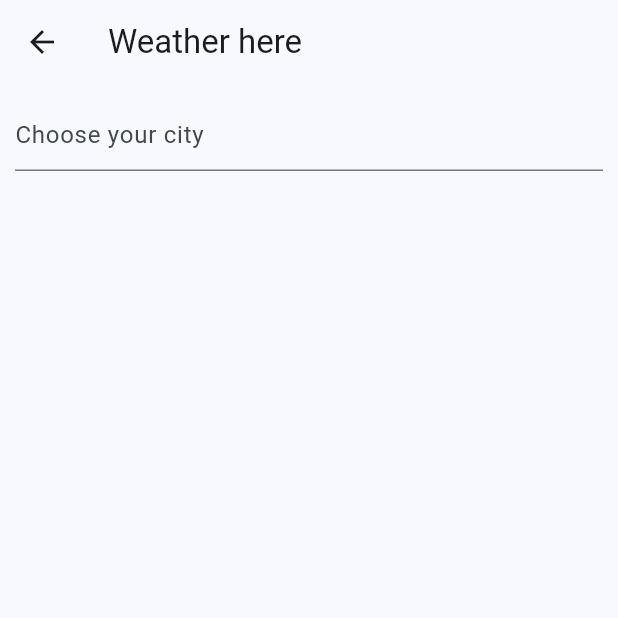
After one commit to renanvolpe/weather-app, a Flutter app: the WeatherPage screen opened by its route, on a phone screen of 412 x 824 dp, the top half of it. The commit adds this screen. Run offline on Flutter 3.47's test engine with Material 3 defaults, Android fonts, the phone set to English and light mode, and no system bars; our stand-ins replace bloc, dartz, dio, equatable, flutter_dotenv, flutter_modular and 2 more; missing offline and left inert: flutter_flavor.

Commit message:
feat: create layers Domain and Data to get weather

```diff
--- a/lib/main.dart
+++ b/lib/main.dart
@@ -1,8 +1,11 @@
 import 'package:flutter/material.dart';
+import 'package:flutter_dotenv/flutter_dotenv.dart';
 import 'package:flutter_modular/flutter_modular.dart';
 import 'package:weather_app/modules/app_module.dart';
 
-void main() {
+void main() async {
+  await dotenv.load(fileName: '.env');
+  //Using - dotenv.env['VAR_NAME'];
   runApp(ModularApp(module: AppModule(), child: const MyApp()));
 }
 
--- a/lib/modules/core/utils/constants/endpoint.dart
+++ b/lib/modules/core/utils/constants/endpoint.dart
@@ -1,3 +1,7 @@
+import 'package:flutter_dotenv/flutter_dotenv.dart';
+
 class Endpoint {
-  static String apiV1 = "";
+  static String apiV1 = dotenv.env['BASEURL']!;
+  static String current = 'current.json';
+  static String forecast = 'forecast.json';
 }
--- a/lib/modules/shared/shared_module.dart
+++ b/lib/modules/shared/shared_module.dart
@@ -1,10 +1,12 @@
+import 'package:dio/dio.dart';
 import 'package:flutter_modular/flutter_modular.dart';
 import 'package:weather_app/modules/shared/dio/dio_service.dart';
 
 class SharedModule extends Module {
   @override
   void exportedBinds(Injector i) {
-    i.addSingleton(DioClient.new);
+    i.add(()=>Dio());
+    i.addSingleton<DioService>(DioClient.new);
     super.exportedBinds(i);
   }
 }
--- /dev/null
+++ b/lib/modules/weather/data/model/weather_model.dart
@@ -0,0 +1,3 @@
+class WeatherModel{
+
+}
--- /dev/null
+++ b/lib/modules/weather/presenter/screen/weather_page.dart
@@ -0,0 +1,51 @@
+import 'package:flutter/material.dart';
+
+class WeatherPage extends StatefulWidget {
+  const WeatherPage({super.key});
+
+  @override
+  State<WeatherPage> createState() => _WeatherPageState();
+}
+
+class _WeatherPageState extends State<WeatherPage> {
+  late TextEditingController weatherTextController;
+
+  @override
+  void initState() {
+    weatherTextController = TextEditingController();
+    super.initState();
+  }
+
+  @override
+  Widget build(BuildContext context) {
+    return Scaffold(
+      appBar: AppBar(
+        title: const Text("Weather here"),
+      ),
+      body: Column(
+        children: [TextFieldWeather(weatherTextController: weatherTextController)],
+      ),
+    );
+  }
+}
+
+class TextFieldWeather extends StatelessWidget {
+  const TextFieldWeather({
+    super.key,
+    required this.weatherTextController,
+  });
+
+  final TextEditingController weatherTextController;
+
+  @override
+  Widget build(BuildContext context) {
+    return Container(
+      margin: const EdgeInsets.all(10),
+      child: TextField(
+        decoration: const InputDecoration(hintText: "Choose your city"),
+        controller: weatherTextController,
+        onChanged: (value){},
+      ),
+    );
+  }
+}
--- a/lib/modules/weather/presenter/screen/welcome_page.dart
+++ b/lib/modules/weather/presenter/screen/welcome_page.dart
@@ -1,4 +1,5 @@
 import 'package:flutter/material.dart';
+import 'package:flutter_modular/flutter_modular.dart';
 
 class WelcomePage extends StatelessWidget {
   const WelcomePage({super.key});
@@ -9,6 +10,7 @@ class WelcomePage extends StatelessWidget {
       appBar: AppBar(
         title: const Text("WelcomePage"),
       ),
+      body: TextButton(onPressed: () =>Modular.to.pushNamed('./weather'), child: const Center(child: Text("Let´s see the app"))),
     );
   }
 }
--- /dev/null
+++ b/lib/modules/weather/presenter/state/bloc/get_weather_information_bloc.dart
@@ -0,0 +1,14 @@
+import 'package:bloc/bloc.dart';
+import 'package:equatable/equatable.dart';
+
+part 'get_weather_information_event.dart';
+part 'get_weather_information_state.dart';
+
+class GetWeatherInformationBloc extends Bloc<GetWeatherInformationEvent, GetWeatherInformationState> {
+  GetWeatherInformationBloc() : super(GetWeatherInformationInitial()) {
+    on<GetWeatherInformation>((event, emit) {
+      emit(GetWeatherInformationProgress());
+
+    });
+  }
+}
--- a/lib/modules/weather/weather_module.dart
+++ b/lib/modules/weather/weather_module.dart
@@ -1,10 +1,15 @@
 import 'package:flutter_modular/flutter_modular.dart';
-import 'package:weather_app/modules/weather/presenter/screen/welcome_page.dart';
+
+import 'presenter/screen/forecast_page.dart';
+import 'presenter/screen/weather_page.dart';
+import 'presenter/screen/welcome_page.dart';
 
 class WeatherModule extends Module {
   @override
   void routes(RouteManager r) {
     r.child('/', child: (_) => const WelcomePage());
+    r.child('/weather', child: (_) => const WeatherPage());
+    r.child('/forecast', child: (_) => const ForecastPage());
     super.routes(r);
   }
 }
```
Also changed, not shown: lib/modules/weather/data/abstract_datasource/abstract_weather_datasource.dart (added, +9 -0 lines), lib/modules/weather/data/impl_datasource/weather_datasource_impl.dart (added, +29 -0 lines), lib/modules/weather/data/impl_repository/get_weather_repository_impl.dart (added, +20 -0 lines), lib/modules/weather/domain/abstract_respository/abstract_get_weather_repository.dart (added, +8 -0 lines), lib/modules/weather/domain/usecase/get_weather_information.dart (added, +24 -0 lines), lib/modules/weather/presenter/screen/forecast_page.dart (added, +10 -0 lines), lib/modules/weather/presenter/state/bloc/get_weather_information_event.dart (added, +13 -0 lines), lib/modules/weather/presenter/state/bloc/get_weather_information_state.dart (added, +13 -0 lines), pubspec.yaml (+5 -22 lines), 1 other file.
